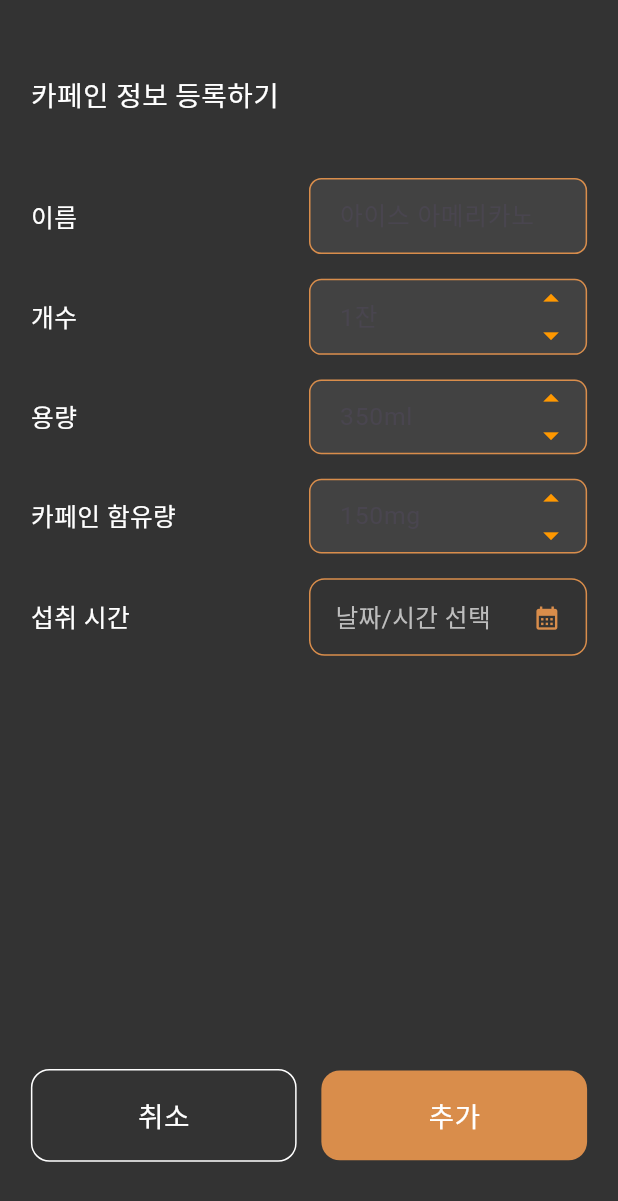
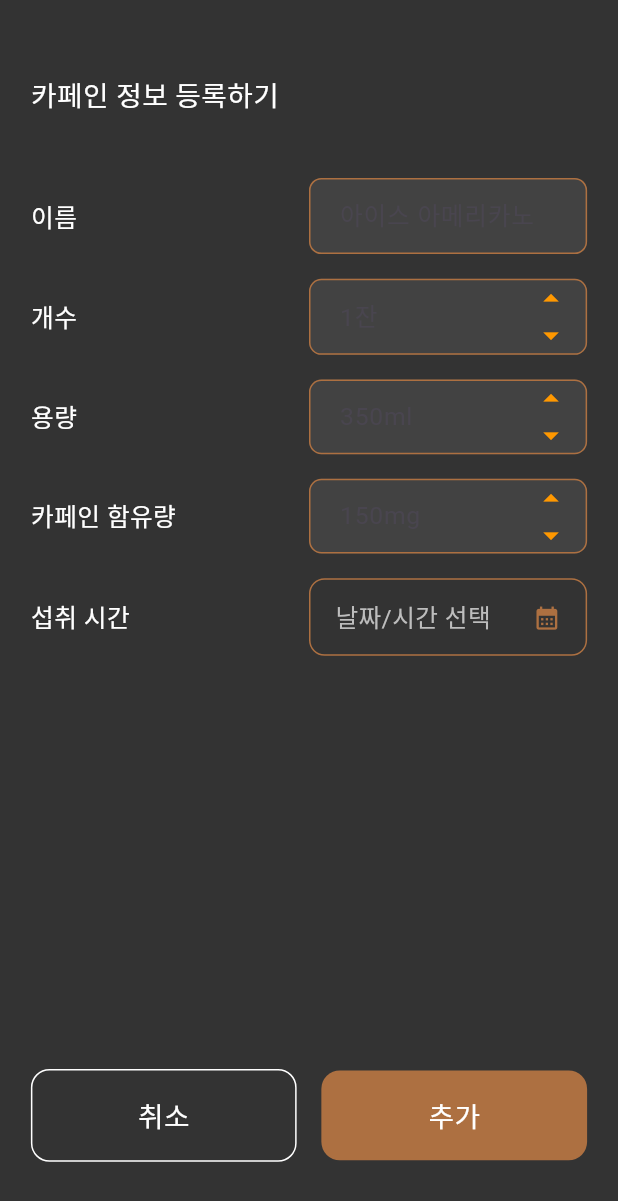
Before and after one commit to 4TH-cocothon-team2/danzam-flutter, a Flutter app: the screen it shows after launch, after a tap on "추가하기", on a phone screen of 412 x 824 dp. Shown: the top 1201 px of the screen. Run offline on Flutter 3.47's test engine with Material 3 defaults, Android fonts, the phone set to English and light mode, and no system bars; our stand-ins replace dio, flutter_svg, get, simple_circular_progress_bar.

Commit message:
Fix: Color unity

```diff
--- a/lib/components/bottom_nav_bar.dart
+++ b/lib/components/bottom_nav_bar.dart
@@ -1,5 +1,6 @@
 import 'package:flutter/material.dart';
 import 'package:get/get.dart';
+import '../constants/colors.dart';
 import '../controllers/bottom_navigation_controller.dart';
 
 class BottomNavBar extends StatelessWidget {
@@ -13,11 +14,11 @@ class BottomNavBar extends StatelessWidget {
       () => Column(
         mainAxisSize: MainAxisSize.min,
         children: [
-          Container(height: 1.0, color: Colors.white),
+          Container(height: 1.0, color: AppColors.lightGray),
           BottomNavigationBar(
             backgroundColor: const Color(0xFF333333),
-            selectedItemColor: Color(0xFFAD7041),
-            unselectedItemColor: Colors.white,
+            selectedItemColor: AppColors.orange,
+            unselectedItemColor: AppColors.lightGray,
             selectedIconTheme: IconThemeData(size: 24),
             unselectedIconTheme: IconThemeData(size: 24),
             selectedLabelStyle: TextStyle(fontSize: 12),
--- /dev/null
+++ b/lib/constants/colors.dart
@@ -0,0 +1,15 @@
+import 'package:flutter/material.dart';
+
+class AppColors {
+  // 주요 색상 상수들
+  static const Color lightGray = Color(0xFFE7E6E3);
+  static const Color orange = Color(0xFFAD7041);
+  static const Color darkGray = Color(0xFF333333);
+  static const Color mediumGray = Color(0xFF908F8B);
+
+  // 추가 색상들 (기존 코드에서 사용되는 색상들)
+  static const Color cardBackground = Color(0xFF1C1C1E);
+  static const Color separator = Color(0xFF444448);
+  static const Color caffeineValue = Color(0xFFAB7F55);
+  static const Color buttonOrange = Color(0xFFD98D4B);
+}
--- a/lib/home/components/drinked_caffeine_item.dart
+++ b/lib/home/components/drinked_caffeine_item.dart
@@ -1,6 +1,7 @@
 import '../helper/drink_item.dart';
 import 'package:flutter/material.dart';
 import 'package:get/get.dart';
+import '../../constants/colors.dart';
 import '../home_edit.dart';
 
 class DrinkedCaffeineItem extends StatelessWidget {
@@ -41,7 +42,7 @@ class DrinkedCaffeineItem extends StatelessWidget {
                 overflow: TextOverflow.ellipsis,
                 maxLines: 1,
                 style: TextStyle(
-                  color: Colors.white,
+                  color: AppColors.lightGray,
                   fontSize: size.width * 0.035,
                   fontWeight: FontWeight.bold,
                 ),
@@ -50,7 +51,7 @@ class DrinkedCaffeineItem extends StatelessWidget {
             SizedBox(width: size.width * 0.02),
             Text(
               '${item.caffeine}mg',
-              style: TextStyle(color: Colors.white, fontSize: 12),
+              style: TextStyle(color: AppColors.lightGray, fontSize: 12),
             ),
           ],
         ),
--- a/lib/home/home_add.dart
+++ b/lib/home/home_add.dart
@@ -1,4 +1,5 @@
 import 'package:flutter/material.dart';
+import '../constants/colors.dart';
 
 class HomeAdd extends StatefulWidget {
   const HomeAdd({super.key});
@@ -106,7 +107,7 @@ class _HomeAddState extends State<HomeAdd> {
                       ),
                       decoration: BoxDecoration(
                         borderRadius: BorderRadius.circular(size.width * 0.03),
-                        color: const Color(0xFFD98D4B),
+                        color: AppColors.orange,
                       ),
                       child: Text(
                         '추가',
@@ -180,22 +181,22 @@ class _HomeAddState extends State<HomeAdd> {
                 ),
                 border: OutlineInputBorder(
                   borderRadius: BorderRadius.circular(size.width * 0.02),
-                  borderSide: const BorderSide(color: Color(0xFFD98D4B)),
+                  borderSide: const BorderSide(color: AppColors.orange),
                 ),
                 enabledBorder: OutlineInputBorder(
                   borderRadius: BorderRadius.circular(size.width * 0.02),
-                  borderSide: const BorderSide(color: Color(0xFFD98D4B)),
+                  borderSide: const BorderSide(color: AppColors.orange),
                 ),
                 focusedBorder: OutlineInputBorder(
                   borderRadius: BorderRadius.circular(size.width * 0.02),
                   borderSide: const BorderSide(
-                    color: Color(0xFFD98D4B),
+                    color: AppColors.orange,
                     width: 2,
                   ),
                 ),
                 disabledBorder: OutlineInputBorder(
                   borderRadius: BorderRadius.circular(size.width * 0.02),
-                  borderSide: const BorderSide(color: Color(0xFFD98D4B)),
+                  borderSide: const BorderSide(color: AppColors.orange),
                 ),
                 suffixIcon:
                     (label == '개수' || label == '용량' || label == '카페인 함유량')
@@ -285,7 +286,7 @@ class _HomeAddState extends State<HomeAdd> {
                 ),
                 decoration: BoxDecoration(
                   borderRadius: BorderRadius.circular(size.width * 0.025),
-                  border: Border.all(color: const Color(0xFFD98D4B)),
+                  border: Border.all(color: AppColors.orange),
                 ),
                 child: Row(
                   mainAxisAlignment: MainAxisAlignment.spaceBetween,
@@ -306,7 +307,7 @@ class _HomeAddState extends State<HomeAdd> {
                     Icon(
                       Icons.calendar_month,
                       size: size.width * 0.045,
-                      color: Color(0xFFD98D4B),
+                      color: AppColors.orange,
                     ),
                   ],
                 ),
@@ -332,13 +333,13 @@ class _HomeAddState extends State<HomeAdd> {
           child: Theme(
             data: Theme.of(context).copyWith(
               colorScheme: ColorScheme.light(
-                primary: Color(0xFFD98D4B), // header background
+                primary: AppColors.orange, // header background
                 onPrimary: Colors.white, // header text color
                 onSurface: Colors.black, // body text color
               ),
               textButtonTheme: TextButtonThemeData(
                 style: TextButton.styleFrom(
-                  foregroundColor: Color(0xFFD98D4B), // button text color
+                  foregroundColor: AppColors.orange, // button text color
                 ),
               ),
             ),
@@ -359,7 +360,7 @@ class _HomeAddState extends State<HomeAdd> {
           child: Theme(
             data: Theme.of(context).copyWith(
               colorScheme: ColorScheme.light(
-                primary: Color(0xFFD98D4B), // clock dial
+                primary: AppColors.orange, // clock dial
                 onPrimary: Colors.white,
                 onSurface: Colors.black,
               ),
--- a/lib/home/home_main.dart
+++ b/lib/home/home_main.dart
@@ -3,6 +3,7 @@ import 'package:flutter_svg/svg.dart';
 import 'package:simple_circular_progress_bar/simple_circular_progress_bar.dart';
 import 'package:get/get.dart';
 
+import '../constants/colors.dart';
 import 'components/drinked_caffeine_item.dart';
 import 'home_add.dart';
 import '../controllers/homepage_controller.dart';
@@ -46,7 +47,7 @@ class _HomeMainState extends State<HomeMain> {
                               style: TextStyle(
                                 fontSize: size.width * 0.05,
                                 fontWeight: FontWeight.bold,
-                                color: Colors.white,
+                                color: AppColors.lightGray,
                               ),
                             ),
                           ],
@@ -60,7 +61,7 @@ class _HomeMainState extends State<HomeMain> {
                               size.width * 0.28,
                               size.height * 0.01,
                             ),
-                            backgroundColor: Color(0xFFD98D4B),
+                            backgroundColor: AppColors.orange,
                             shape: RoundedRectangleBorder(
                               borderRadius: BorderRadius.circular(13),
                             ),
@@ -76,14 +77,14 @@ class _HomeMainState extends State<HomeMain> {
                               Text(
                                 '추가하기',
                                 style: TextStyle(
-                                  color: Colors.white,
+                                  color: AppColors.lightGray,
                                   fontSize: size.width * 0.0325,
                                 ),
                               ),
                               SizedBox(width: size.width * 0.01),
                               Icon(
                                 Icons.arrow_forward,
-                                color: Colors.white,
+                                color: AppColors.lightGray,
                                 size: size.width * 0.045,
                               ),
                             ],
@@ -113,7 +114,7 @@ class _HomeMainState extends State<HomeMain> {
                         : Center(
                             child: Text(
                               '추가된 정보가 없습니다',
-                              style: TextStyle(color: Colors.white),
+                              style: TextStyle(color: AppColors.lightGray),
                             ),
                           ),
                     SizedBox(height: size.height * 0.03),
@@ -141,7 +142,7 @@ class _HomeMainState extends State<HomeMain> {
                             Text(
                               '체내 잔존량',
                               style: TextStyle(
-                                color: Colors.white,
+                                color: AppColors.lightGray,
                                 fontSize: 20,
                               ),
                             ),
@@ -153,14 +154,14 @@ class _HomeMainState extends State<HomeMain> {
                                 animationDuration: 1,
                                 progressStrokeWidth: 20,
                                 backStrokeWidth: 20,
-                                progressColors: [Color(0xFFD98D4B)],
+                                progressColors: [AppColors.orange],
                                 backColor: Colors.grey.shade800,
                                 onGetText: (double value) {
                                   value = controller.leftCaffeineLevel.value;
                                   return Text(
                                     '${value}%',
                                     style: TextStyle(
-                                      color: Colors.white,
+                                      color: AppColors.lightGray,
                                       fontSize: size.width * 0.05,
                                       fontWeight: FontWeight.bold,
                                     ),
@@ -202,7 +203,7 @@ class _HomeMainState extends State<HomeMain> {
                             Text(
                               '예상 수면시간',
                               style: TextStyle(
-                                color: Colors.white,
+                                color: AppColors.lightGray,
                                 fontSize: 20,
                               ),
                             ),
@@ -254,13 +255,13 @@ class _HomeMainState extends State<HomeMain> {
                           vertical: size.height * 0.02,
                         ),
                         decoration: BoxDecoration(
-                          color: Color(0xFFD98D4B),
+                          color: AppColors.orange,
                           borderRadius: BorderRadius.circular(13),
                         ),
                         child: Text(
                           '저장',
                           style: TextStyle(
-                            color: Colors.white,
+                            color: AppColors.lightGray,
                             fontSize: size.width * 0.045,
                             fontWeight: FontWeight.bold,
                           ),
@@ -305,21 +306,21 @@ class _HomeMainState extends State<HomeMain> {
       decoration: BoxDecoration(
         color: Colors.black,
         borderRadius: BorderRadius.circular(30),
-        border: Border.all(color: Color(0xFFD98D4B), width: 1.5),
+        border: Border.all(color: AppColors.orange, width: 1.5),
       ),
       child: Row(
         mainAxisSize: MainAxisSize.min,
         children: [
           Icon(
             Icons.access_time,
-            color: Color(0xFFD98D4B),
+            color: AppColors.orange,
             size: size.width * 0.05,
           ),
           SizedBox(width: size.width * 0.025),
           Text(
             '${expectedSleepTime}',
             style: TextStyle(
-              color: Colors.white,
+              color: AppColors.lightGray,
               fontSize: size.width * 0.05,
               fontWeight: FontWeight.bold,
             ),
--- a/lib/main.dart
+++ b/lib/main.dart
@@ -3,6 +3,7 @@ import 'init_controllers.dart';
 import 'package:flutter/material.dart';
 import 'package:flutter_localizations/flutter_localizations.dart';
 import 'package:get/get.dart';
+import 'constants/colors.dart';
 import 'app_shell.dart';
 import 'init_controllers.dart';
 import 'package:flutter_localizations/flutter_localizations.dart';
@@ -21,7 +22,7 @@ class MyApp extends StatelessWidget {
   Widget build(BuildContext context) {
     return GetMaterialApp(
       initialBinding: NavigationBinding(),
-      color: Color(0xFFFFFFFF),
+      color: AppColors.lightGray,
       localizationsDelegates: const [
         GlobalMaterialLocalizations.delegate,
         GlobalWidgetsLocalizations.delegate,
--- a/lib/screens/intro.dart
+++ b/lib/screens/intro.dart
@@ -1,6 +1,7 @@
 import 'package:flutter/material.dart';
 import 'package:get/get.dart';
 import 'dart:async';
+import '../constants/colors.dart';
 import '../app_shell.dart';
 
 class IntroPage extends StatefulWidget {
@@ -38,14 +39,14 @@ class _IntroPageState extends State<IntroPage> {
             Text('단잠',
               style: TextStyle(
                 fontFamily: 'GowunBatang-Bold',
-                color: Color(0xffE7E6E3),
+                color: AppColors.lightGray,
                 fontSize: 64,
               ),
             ),
             Text('카페인 관리를 통한 수면 밸런스',
               style: TextStyle(
                 fontFamily: 'GowunBatang-Regular',
-                color: Color(0xffE7E6E3),
+                color: AppColors.lightGray,
                 fontSize: 20,
               ),
             ),
--- a/lib/sleep_info/info_row.dart
+++ b/lib/sleep_info/info_row.dart
@@ -1,4 +1,5 @@
 import 'package:flutter/material.dart';
+import '../constants/colors.dart';
 
 class InfoRow extends StatelessWidget {
   final String label;
@@ -13,7 +14,7 @@ class InfoRow extends StatelessWidget {
     required this.label,
     required this.value,
     required this.unit,
-    this.valueColor = const Color(0xFFAB7F55),
+    this.valueColor = AppColors.orange,
     this.valueFontSize = 28,
     this.unitFontSize = 20,
   });
@@ -32,7 +33,7 @@ class InfoRow extends StatelessWidget {
             style: TextStyle(
               fontSize: size.width * 0.04,
               fontWeight: FontWeight.bold,
-              color: Colors.white,
+                                         color: AppColors.lightGray,
             ),
           ),
           SizedBox(height: size.height * 0.005),
--- a/lib/sleep_info/sleep_summary_card.dart
+++ b/lib/sleep_info/sleep_summary_card.dart
@@ -1,4 +1,5 @@
 import 'package:flutter/material.dart';
+import '../constants/colors.dart';
 
 class SleepSummaryCard extends StatelessWidget {
   final String title;
@@ -43,7 +44,7 @@ class SleepSummaryCard extends StatelessWidget {
                 style: TextStyle(
                   fontSize: titleFontSize * (size.width / 400), // 반응형 크기 조정
                   fontWeight: FontWeight.bold,
-                  color: Colors.white,
+                                             color: AppColors.lightGray,
                 ),
               ),
             ),
--- a/lib/sleeping/TipBanner.dart
+++ b/lib/sleeping/TipBanner.dart
@@ -1,4 +1,5 @@
 import 'package:flutter/material.dart';
+import '../constants/colors.dart';
 
 class TipBanner extends StatelessWidget {
   const TipBanner({
@@ -45,7 +46,7 @@ class TipBanner extends StatelessWidget {
                 style: TextStyle(
                   fontSize: size.width * 0.0325,
                   height: 1.5,
-                  color: Colors.white,
+                                           color: AppColors.lightGray,
                   fontFamily: 'GowunBatang',
                   fontWeight: FontWeight.w500,
                 ),
--- a/lib/sleeping/sleeping.dart
+++ b/lib/sleeping/sleeping.dart
@@ -2,6 +2,7 @@ import 'package:flutter/material.dart';
 import 'dart:ui';
 import 'dart:math' as math;
 import 'package:get/get.dart';
+import '../constants/colors.dart';
 import 'TipBanner.dart';
 import '../home/home_main.dart';
 
@@ -57,7 +58,7 @@ class _SleepingState extends State<Sleeping> with TickerProviderStateMixin {
           leading: IconButton(
             icon: const Icon(
               Icons.arrow_back,
-              color: Color(0xFFE7E6E3),
+              color: AppColors.lightGray,
             ),
             onPressed: () {
               Get.off(() => const HomeMain());
@@ -144,7 +145,7 @@ class _SleepingState extends State<Sleeping> with TickerProviderStateMixin {
                 style: TextStyle(
                   fontSize: MediaQuery.of(context).size.width * 0.05,
                   fontWeight: FontWeight.bold,
-                  color: Colors.white,
+                  color: AppColors.lightGray,
                   fontFamily: 'GowunBatang',
                 ),
               ),
```
Also changed, not shown: lib/home/home_edit.dart (+8 -7 lines), lib/screens/register.dart (+19 -19 lines), lib/sleep_info/sleep_info.dart (+16 -15 lines), lib/statistics/statistics.dart (+10 -9 lines), lib/statistics/weekly_bar_chart.dart (+4 -3 lines), lib/widgets/radio_buttons.dart (+4 -3 lines).
